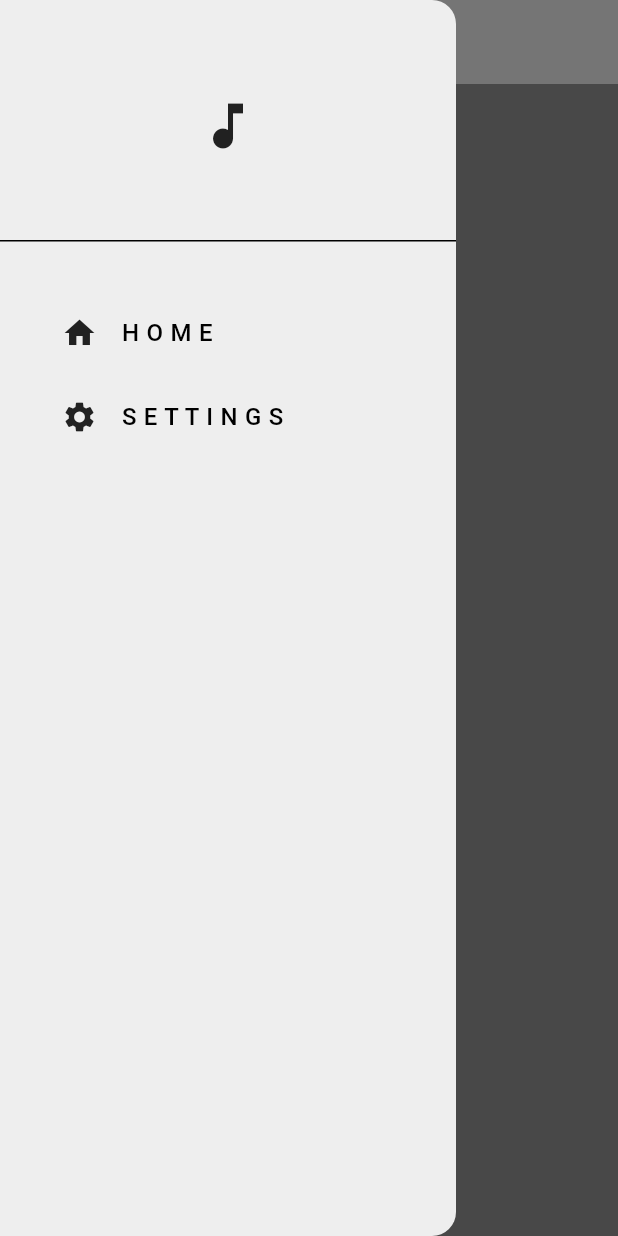
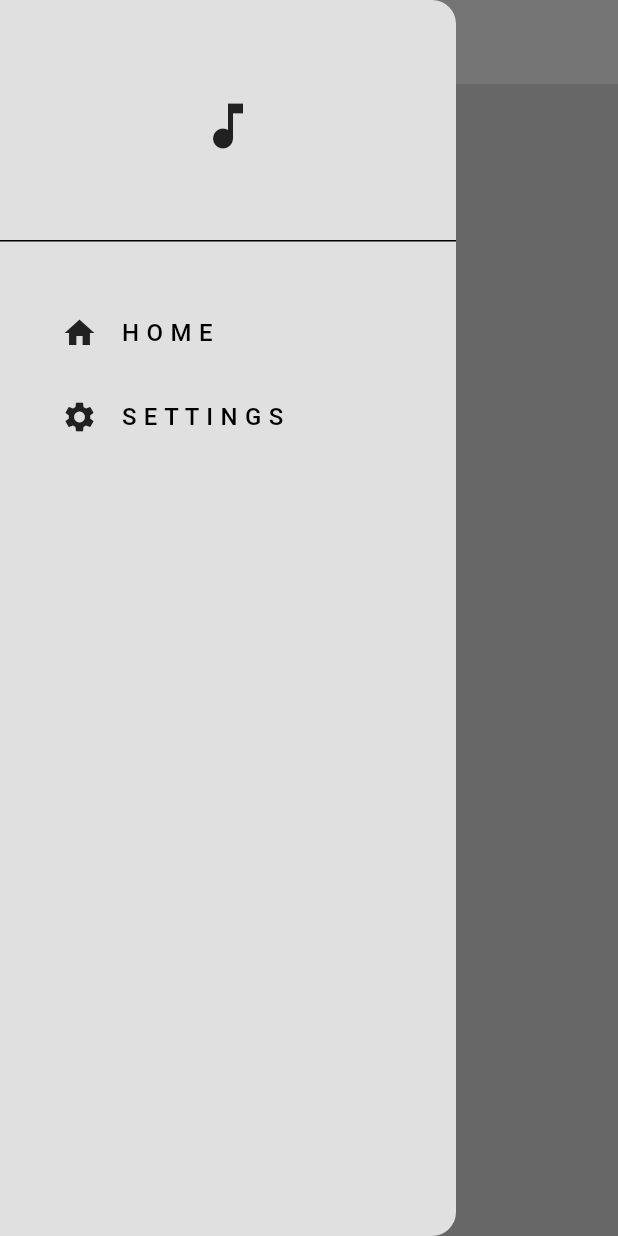
Before and after one commit to aryamanshrivastava/Music-Player, a Flutter app: the screen it shows after launch, with the side drawer open, on a phone screen of 412 x 824 dp. Run offline on Flutter 3.47's test engine with Material 3 defaults, Android fonts, the phone set to English and light mode, and no system bars; our stand-ins replace audioplayers.

Commit message:
[aryaman]added:thememodeupdated

```diff
--- a/lib/components/my_drawer.dart
+++ b/lib/components/my_drawer.dart
@@ -9,7 +9,7 @@ class MyDrawer extends StatelessWidget {
   @override
   Widget build(BuildContext context) {
     return Drawer(
-      backgroundColor: Theme.of(context).colorScheme.secondary,
+      backgroundColor: Theme.of(context).colorScheme.background,
       child: Column(
         children: [
           DrawerHeader(
--- a/lib/main.dart
+++ b/lib/main.dart
@@ -22,7 +22,7 @@ class MyApp extends StatelessWidget {
   Widget build(BuildContext context) {
     return MaterialApp(
       debugShowCheckedModeBanner: false,
-      theme: Provider.of<ThemeProvider>(context).getTheme,
+      theme: Provider.of<ThemeProvider>(context).themeData,
       home: HomeView(),
     );
   }
--- a/lib/themes/light_mode.dart
+++ b/lib/themes/light_mode.dart
@@ -2,8 +2,8 @@ import 'package:flutter/material.dart';
 
 ThemeData lightMode = ThemeData(
     colorScheme: ColorScheme.light(
-  background: Colors.grey.shade500,
-  primary: Colors.grey.shade200,
+  background: Colors.grey.shade300,
+  primary: Colors.grey.shade500,
   secondary: Colors.grey.shade200,
   inversePrimary: Colors.grey.shade900,
 ));
--- a/lib/themes/theme_provider.dart
+++ b/lib/themes/theme_provider.dart
@@ -4,16 +4,19 @@ import 'package:music_player/themes/light_mode.dart';
 import 'dark_mode.dart';
 
 class ThemeProvider extends ChangeNotifier {
-  ThemeData themeData = lightMode;
-  ThemeData get getTheme => themeData;
-  bool get isDarkMode => themeData == darkMode;
-  set settheme(ThemeData theme) {
-    themeData = theme;
+  ThemeData _themeData = lightMode;
+  ThemeData get themeData => _themeData;
+  bool get isDarkMode => _themeData == darkMode;
+  set themeData(ThemeData themeData) {
+    _themeData = themeData;
     notifyListeners();
   }
 
   void toggleTheme() {
-    themeData = isDarkMode ? lightMode : darkMode;
-    notifyListeners();
+    if(themeData == lightMode) {
+      themeData = darkMode;
+    } else {
+      themeData = lightMode;
+    }
   }
 }
--- a/lib/views/home.dart
+++ b/lib/views/home.dart
@@ -36,7 +36,6 @@ class _HomeViewState extends State<HomeView> {
         appBar: AppBar(
           title: Text('P L A Y L I S T',
               style: TextStyle(
-                  color: Theme.of(context).colorScheme.onBackground,
                   fontSize: 20,
                   fontWeight: FontWeight.w500)),
           centerTitle: true,
--- a/lib/views/song.dart
+++ b/lib/views/song.dart
@@ -38,7 +38,6 @@ class SongView extends StatelessWidget {
                       Text(
                         'P L A Y L I S T',
                         style: TextStyle(
-                            color: Theme.of(context).colorScheme.onSecondary,
                             fontSize: 20),
                       ),
                       IconButton(onPressed: () {}, icon: Icon(Icons.menu))
--- a/pubspec.yaml
+++ b/pubspec.yaml
@@ -37,6 +37,7 @@ dependencies:
   cupertino_icons: ^1.0.6
   provider:
   audioplayers:
+  shared_preferences: ^2.2.2
 
 dev_dependencies:
   flutter_test:
```
Also changed, not shown: lib/views/settings.dart (+2 -6 lines), pubspec.lock, 1 other file.
